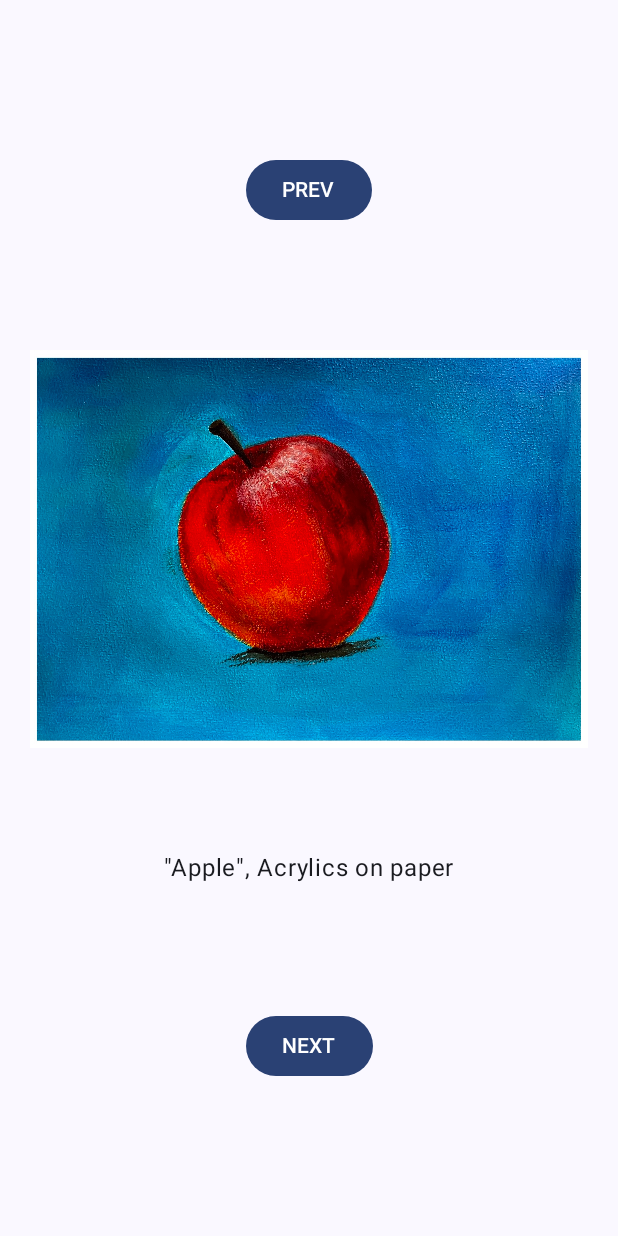
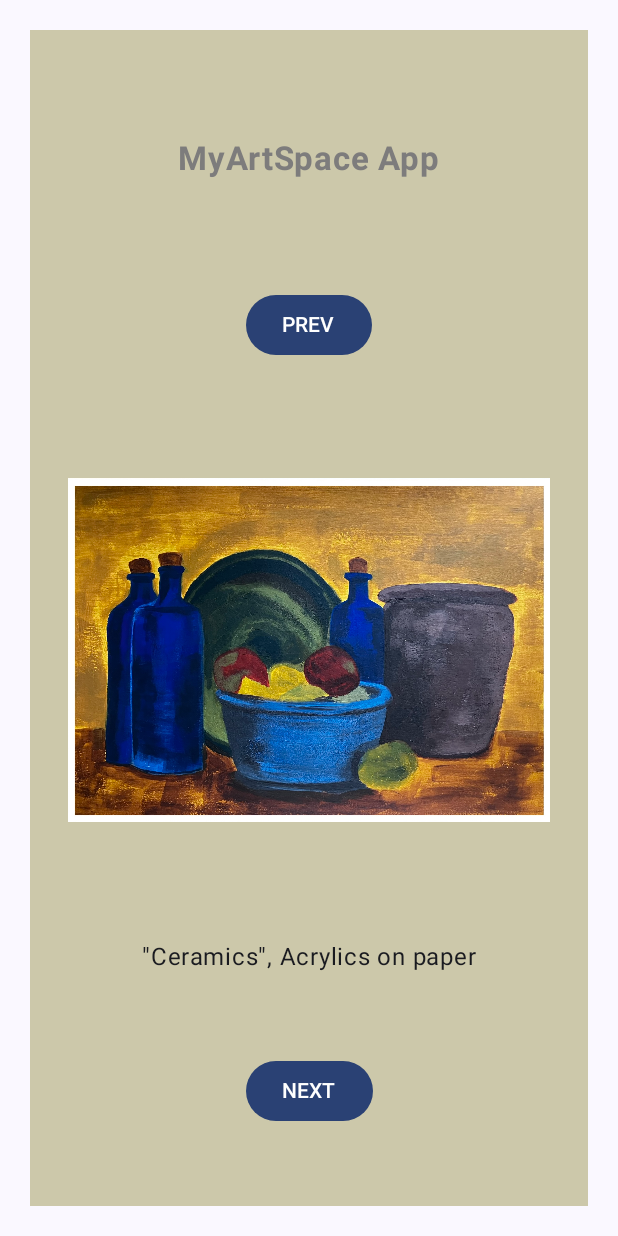
Before and after one commit to WiMaW/MyArtSpaceApp, an Android app built with Jetpack Compose: the screen it shows after launch (MainActivity), after a tap on "NEXT", on a phone screen of 412 x 824 dp. Run offline under Robolectric (Android 15) with nearby library versions, the phone set to English and light mode, and no system bars.

Commit message:
Buttons functionality added

```diff
--- a/app/src/main/java/com/example/myartspaceapp/MainActivity.kt
+++ b/app/src/main/java/com/example/myartspaceapp/MainActivity.kt
@@ -5,6 +5,7 @@ import android.widget.ImageView
 import androidx.activity.ComponentActivity
 import androidx.activity.compose.setContent
 import androidx.compose.foundation.Image
+import androidx.compose.foundation.background
 import androidx.compose.foundation.hoverable
 import androidx.compose.foundation.layout.Arrangement
 import androidx.compose.foundation.layout.Column
@@ -16,16 +17,24 @@ import androidx.compose.material3.MaterialTheme
 import androidx.compose.material3.Surface
 import androidx.compose.material3.Text
 import androidx.compose.runtime.Composable
+import androidx.compose.runtime.getValue
+import androidx.compose.runtime.mutableStateOf
+import androidx.compose.runtime.remember
+import androidx.compose.runtime.setValue
 import androidx.compose.ui.Alignment
 import androidx.compose.ui.Alignment.Companion.CenterHorizontally
 import androidx.compose.ui.Alignment.Companion.End
 import androidx.compose.ui.Modifier
+import androidx.compose.ui.graphics.Color
 import androidx.compose.ui.graphics.painter.Painter
+import androidx.compose.ui.modifier.modifierLocalConsumer
 import androidx.compose.ui.platform.InspectableModifier
 import androidx.compose.ui.res.painterResource
 import androidx.compose.ui.res.stringResource
+import androidx.compose.ui.text.font.FontWeight
 import androidx.compose.ui.tooling.preview.Preview
 import androidx.compose.ui.unit.dp
+import androidx.compose.ui.unit.sp
 import com.example.myartspaceapp.ui.theme.MyArtSpaceAppTheme
 import org.intellij.lang.annotations.JdkConstants.HorizontalAlignment
 
@@ -48,32 +57,52 @@ class MainActivity : ComponentActivity() {
 
 @Composable
 fun ComposeArtApp(modifier: Modifier = Modifier) {
+    var click by remember {
+        mutableStateOf(0)
+    }
+
 Column (
-    modifier = modifier.padding(20.dp),
+    modifier = modifier
+        .padding(20.dp)
+        .background(Color(204, 200, 170))
+        .fillMaxWidth(),
     horizontalAlignment = Alignment.CenterHorizontally,
-    verticalArrangement = Arrangement.SpaceEvenly
+    verticalArrangement = Arrangement.SpaceEvenly,
+
 ) {
-    ButtonsNextPrev(text = "PREV")
-    ArtAndTitleDisplay()
-    ButtonsNextPrev(text = "NEXT")
+    Text(
+        text = stringResource(R.string.app_name),
+        modifier = Modifier.padding(20.dp),
+        fontSize = 22.sp,
+        fontWeight = FontWeight.Bold,
+        color = Color(125, 124, 124)
+    )
+    Button(
+        onClick = {
+            if(click > 0) {
+                click--
+            }}
+    )
+    {
+        Text(text = "PREV")
+    }
+    ArtAndTitleDisplay(click = click)
+    Button(
+        onClick = {
+            if (click < 7) {
+            click++
+            }
+        })
+    {
+        Text(text = "NEXT")
+    }
 }
 }
 
 @Composable
-fun ButtonsNextPrev (
+fun ArtAndTitleDisplay (
     modifier: Modifier = Modifier,
-    text: String
-) {
-    Button(
-        modifier = Modifier.padding(15.dp),
-        onClick = { /*TODO*/ }) {
-        Text(text = text)
-    }
-}
-
-@Composable
-fun ArtAndTitleDisplay (
-    modifier: Modifier = Modifier
+    click: Int
 ) {
     var artImages: Array<Int> = arrayOf(
         R.drawable.apple,
@@ -96,8 +125,12 @@ fun ArtAndTitleDisplay (
         R.string.vegetables
     )
 
-    Image(painter = painterResource(id = artImages[0]), contentDescription = null)
-    Text(text = stringResource(id = artInfo[0]))
+    Image(
+        painter = painterResource(id = artImages[click]),
+        contentDescription = null,
+        modifier = Modifier.padding(25.dp)
+    )
+    Text(text = stringResource(id = artInfo[click]))
 }
 
 @Composable
--- a/app/src/main/res/values/strings.xml
+++ b/app/src/main/res/values/strings.xml
@@ -1,5 +1,5 @@
 <resources>
-    <string name="app_name">MyArtSpaceApp</string>
+    <string name="app_name">MyArtSpace App</string>
     <string name="apple">\"Apple\", Acrylics on paper</string>
     <string name="ceramics">\"Ceramics\", Acrylics on paper</string>
     <string name="coffeepot_and_box">\"Coffee pot and box\", Gouache on paper</string>
```
